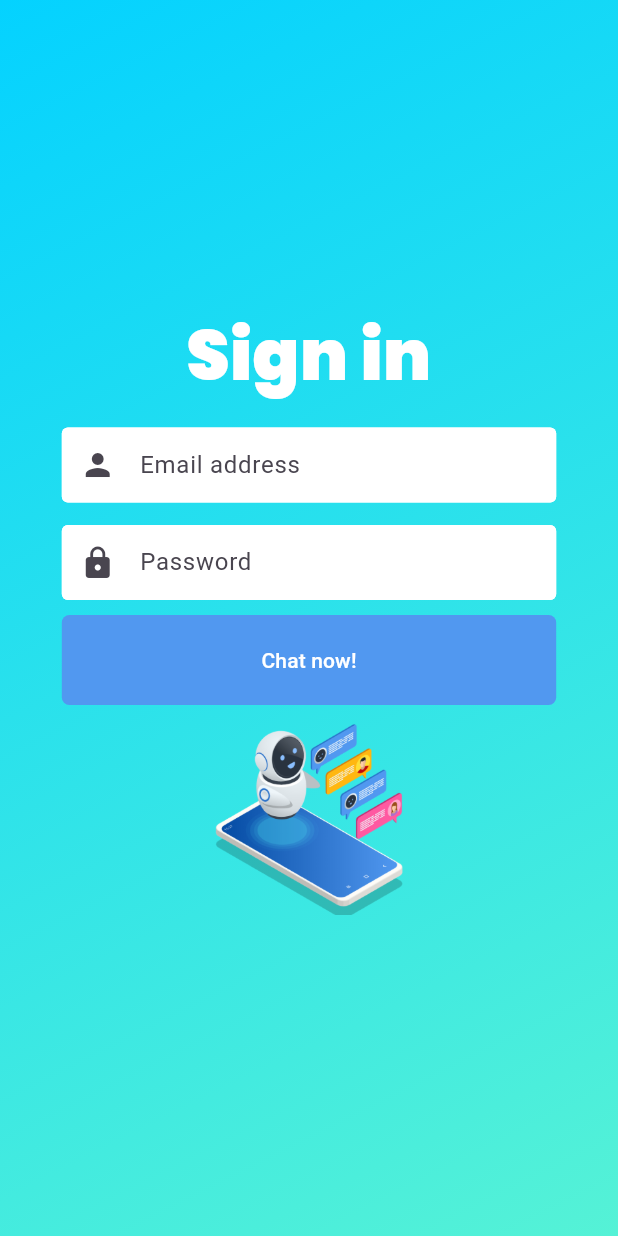
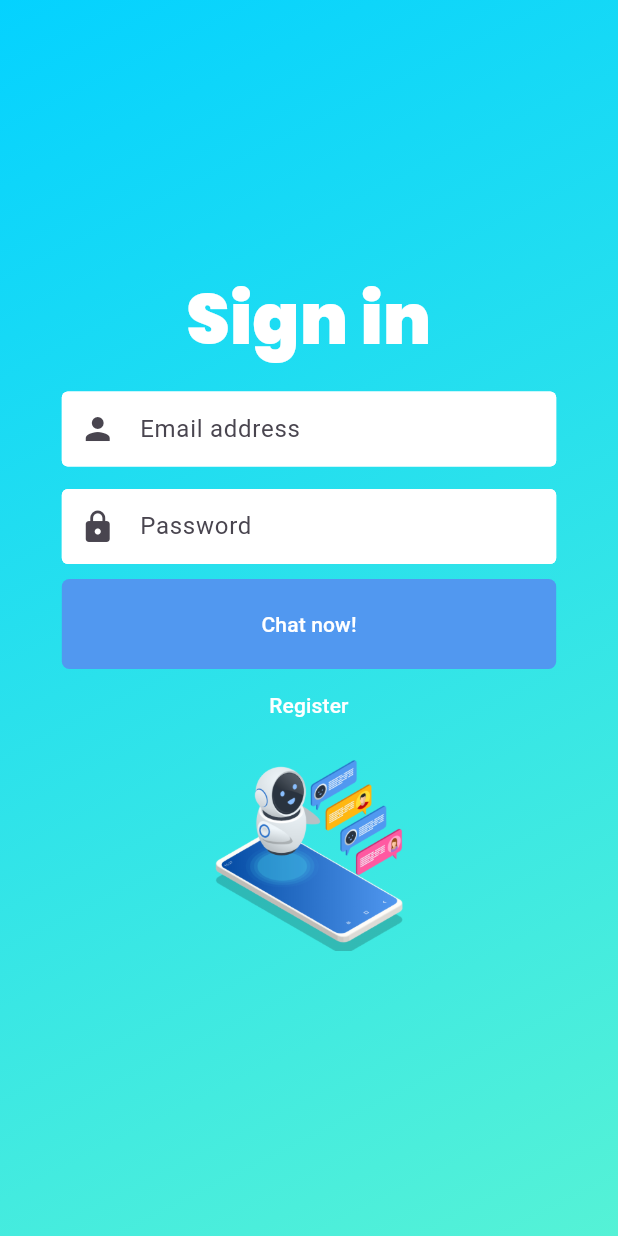
Before and after one commit to Isagani-lapira/chat_app, a Flutter app: the screen it shows after launch, after a tap on "Chat now!", on a phone screen of 412 x 824 dp. Run offline on Flutter 3.47's test engine with Material 3 defaults, Android fonts, the phone set to English and light mode, and no system bars; our stand-ins replace animated_text_kit, firebase_auth, firebase_core, rive; accounts and stored records are empty.

Commit message:
refractor widget style and reusability

```diff
--- a/chat_app/lib/screen/login_screen.dart
+++ b/chat_app/lib/screen/login_screen.dart
@@ -1,9 +1,9 @@
+import 'package:chat_app/screen/registration_screen.dart';
 import 'package:chat_app/utilities/const.dart';
 import 'package:chat_app/widgets/chatnow_button.dart';
 import 'package:chat_app/widgets/logo_widget.dart';
 import 'package:chat_app/widgets/textfield.dart';
 import 'package:flutter/material.dart';
-import 'package:rive/rive.dart';
 
 class LoginScreen extends StatefulWidget {
   static const String id = 'login_screen';
@@ -30,20 +30,35 @@ class _LoginScreenState extends State<LoginScreen> {
               style: kTitleStyle,
               textAlign: TextAlign.center,
             ),
-            const ChatTextField(
+            ChatTextField(
               label: 'Email address',
               iconData: Icons.person,
               isObsured: false,
+              onChanged: (value) {},
             ),
-            const ChatTextField(
+            ChatTextField(
               label: 'Password',
               iconData: Icons.lock,
               isObsured: true,
+              onChanged: (value) {},
             ),
             Container(
               margin: const EdgeInsets.only(top: 10.0),
               width: MediaQuery.of(context).size.width * 0.8,
-              child: ChatNowButton(pressed: () {}),
+              child: PrimaryButton(label: 'Chat now!', pressed: () {}),
+            ),
+            SizedBox(
+              width: double.infinity,
+              child: TextButton(
+                onPressed: () {
+                  Navigator.pushNamed(context, RegistrationScreen.id);
+                },
+                child: const Text(
+                  'Register',
+                  textAlign: TextAlign.center,
+                  style: TextStyle(color: Colors.white),
+                ),
+              ),
             ),
             const SizedBox(
               height: 150.0,
--- a/chat_app/lib/screen/welcome_screen.dart
+++ b/chat_app/lib/screen/welcome_screen.dart
@@ -111,7 +111,8 @@ class _WelcomeScreenState extends State<WelcomeScreen>
             ),
             Visibility(
               visible: _isButtonVisible,
-              child: ChatNowButton(
+              child: PrimaryButton(
+                label: 'Chat now!',
                 pressed: () => Navigator.pushNamed(context, LoginScreen.id),
               ),
             )
--- a/chat_app/lib/widgets/chatnow_button.dart
+++ b/chat_app/lib/widgets/chatnow_button.dart
@@ -1,8 +1,9 @@
 import 'package:flutter/material.dart';
 
-class ChatNowButton extends StatelessWidget {
+class PrimaryButton extends StatelessWidget {
   final Function pressed;
-  const ChatNowButton({super.key, required this.pressed});
+  final String label;
+  const PrimaryButton({super.key, required this.pressed, required this.label});
 
   @override
   Widget build(BuildContext context) {
@@ -15,9 +16,9 @@ class ChatNowButton extends StatelessWidget {
           borderRadius: BorderRadius.circular(5.0),
         ),
       ),
-      child: const Text(
-        'Chat now!',
-        style: TextStyle(color: Colors.white),
+      child: Text(
+        label,
+        style: const TextStyle(color: Colors.white),
       ),
     );
   }
--- a/chat_app/lib/widgets/textfield.dart
+++ b/chat_app/lib/widgets/textfield.dart
@@ -4,12 +4,14 @@ import 'package:flutter/material.dart';
 class ChatTextField extends StatelessWidget {
   final String label;
   final IconData iconData;
-  final bool isObsured;
+  final bool? isObsured;
+  final Function onChanged;
   const ChatTextField({
     super.key,
     required this.label,
     required this.iconData,
-    required this.isObsured,
+    required this.onChanged,
+    this.isObsured,
   });
 
   @override
@@ -19,10 +21,14 @@ class ChatTextField extends StatelessWidget {
       width: MediaQuery.of(context).size.width * 0.8,
       child: TextField(
         style: const TextStyle(fontSize: 12.0),
+        obscureText: isObsured ?? false,
         decoration: kTextFieldStyle.copyWith(
           labelText: label,
           prefixIcon: Icon(iconData),
         ),
+        onChanged: (value) {
+          onChanged(value);
+        },
       ),
     );
   }
```
